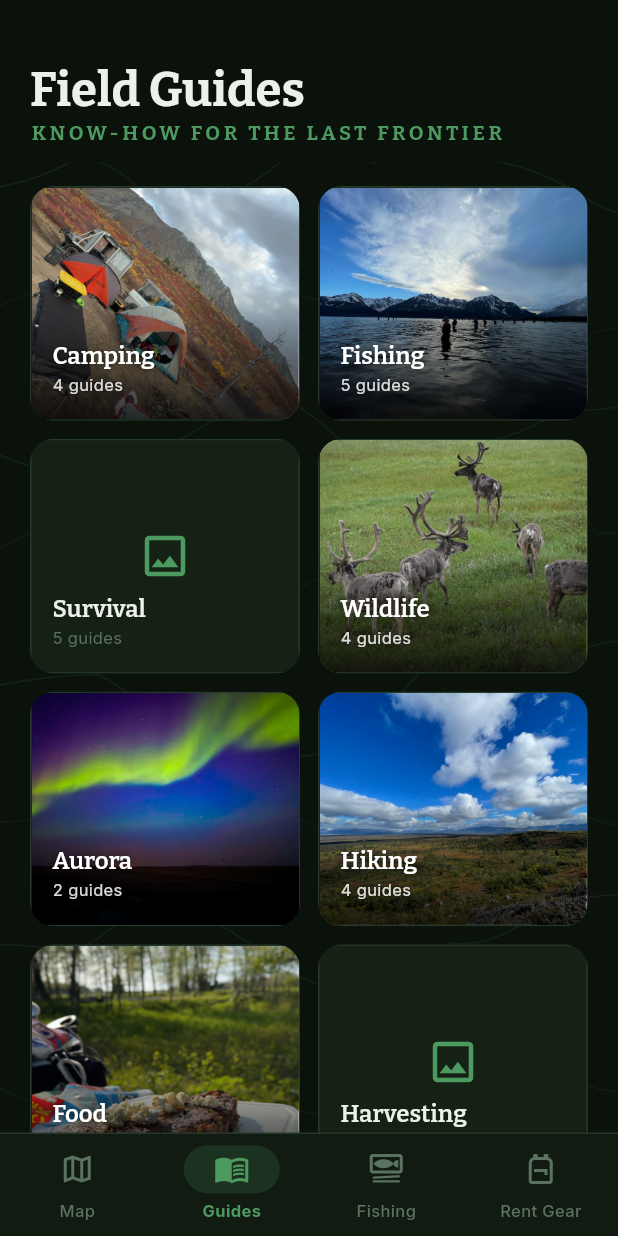
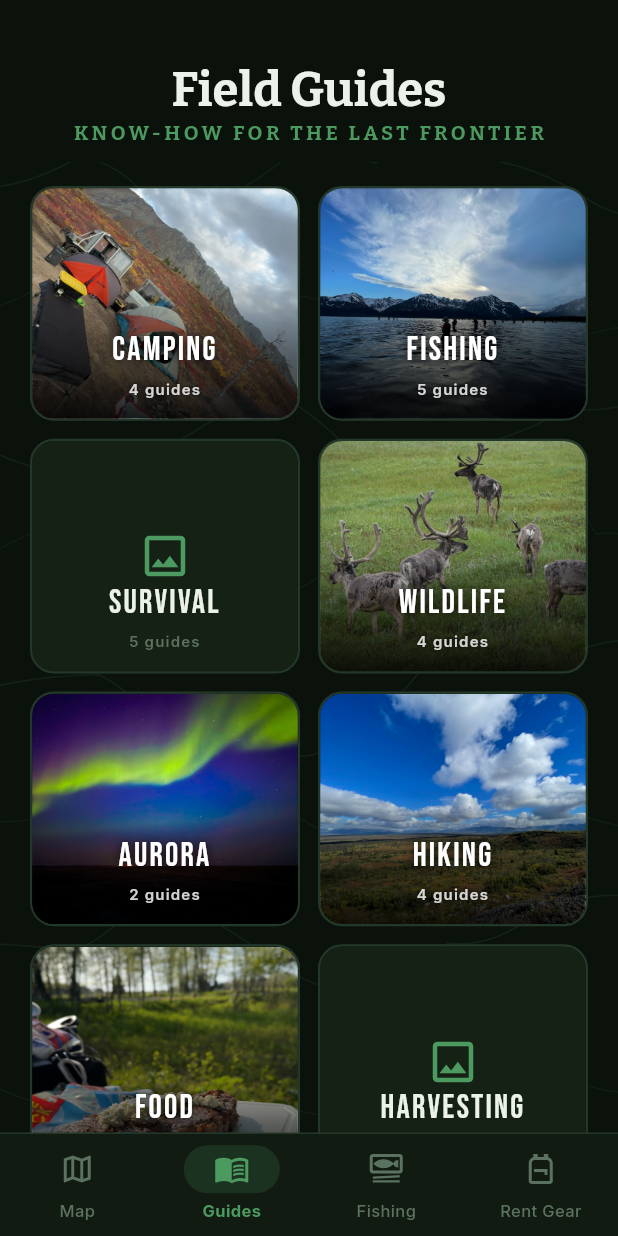
Before and after one commit to sambritch-netizen/AlaskaAtlas, a Flutter app: the screen it shows after launch, item 2 of the bottom bar chosen, on a phone screen of 412 x 824 dp. Run offline on Flutter 3.47's test engine with Material 3 defaults, Android fonts, the phone set to English and light mode, and no system bars; our stand-ins replace flutter_map, flutter_riverpod, geolocator, go_router, google_fonts, latlong2 and 1 more; missing offline and left inert: flutter_map_marker_cluster.

Commit message:
Guides tiles: rugged font, centered text, fixed corner clipping, centered header
- Bebas Neue for tile category names (bold condensed rugged look)
- Text centered at bottom of each tile
- Fix corners: outer Container holds the border, inner ClipRRect clips
  photo to 14.5px radius so photo never bleeds outside the border
- 'Field Guides' title and tagline centered in the app bar

https://claude.ai/code/session_013aUMyCsZgUEsVnTLQASyYT

```diff
--- a/lib/screens/guides/guides_screen.dart
+++ b/lib/screens/guides/guides_screen.dart
@@ -1,5 +1,6 @@
 import 'package:flutter/material.dart';
 import 'package:go_router/go_router.dart';
+import 'package:google_fonts/google_fonts.dart';
 
 import '../../data/guides_data.dart';
 import '../../models/guide.dart';
@@ -23,10 +24,10 @@ class GuidesScreen extends StatelessWidget {
               expandedHeight: 108,
               backgroundColor: AppColors.background,
               flexibleSpace: FlexibleSpaceBar(
-                titlePadding: const EdgeInsets.fromLTRB(20, 0, 20, 12),
+                titlePadding: const EdgeInsets.fromLTRB(0, 0, 0, 12),
                 title: Column(
                   mainAxisAlignment: MainAxisAlignment.end,
-                  crossAxisAlignment: CrossAxisAlignment.start,
+                  crossAxisAlignment: CrossAxisAlignment.center,
                   children: [
                     Text('Field Guides',
                         style: Theme.of(context)
@@ -44,6 +45,7 @@ class GuidesScreen extends StatelessWidget {
                     ),
                   ],
                 ),
+                centerTitle: true,
               ),
             ),
             SliverPadding(
@@ -81,26 +83,29 @@ class _CategoryTile extends StatelessWidget {
 
     final hasImage = category.imagePath != null;
 
-    return ClipRRect(
+    // Outer container provides the visible rounded border; inner ClipRRect
+    // clips the photo flush to the inside edge of that border.
+    return Container(
+      decoration: BoxDecoration(
         borderRadius: BorderRadius.circular(16),
-      child: Container(
-        decoration: BoxDecoration(
-          color: AppColors.card,
-          border: Border.all(color: AppColors.border),
+        border: Border.all(color: AppColors.border, width: 1.5),
       ),
+      child: ClipRRect(
+        borderRadius: BorderRadius.circular(14.5),
         child: Stack(
           fit: StackFit.expand,
           children: [
             if (hasImage)
               Image.asset(category.imagePath!, fit: BoxFit.cover)
             else
-              const Center(
+              Container(
+                color: AppColors.card,
+                child: const Center(
                   child: Icon(Icons.image_outlined,
                       color: AppColors.pine, size: 36),
                 ),
+              ),
             if (hasImage)
-              // Dark gradient at the bottom so text stays legible
-              // on top of the photo.
               const DecoratedBox(
                 decoration: BoxDecoration(
                   gradient: LinearGradient(
@@ -109,9 +114,9 @@ class _CategoryTile extends StatelessWidget {
                     colors: [
                       Colors.transparent,
                       Colors.transparent,
-                      Color(0xCC000000),
+                      Color(0xDD000000),
                     ],
-                    stops: [0.0, 0.45, 1.0],
+                    stops: [0.0, 0.4, 1.0],
                   ),
                 ),
               ),
@@ -121,25 +126,21 @@ class _CategoryTile extends StatelessWidget {
                 onTap: () =>
                     context.go('/guides/category', extra: category.name),
                 child: Padding(
-                  padding: const EdgeInsets.all(14),
+                  padding: const EdgeInsets.fromLTRB(10, 10, 10, 12),
                   child: Column(
-                    crossAxisAlignment: CrossAxisAlignment.start,
+                    crossAxisAlignment: CrossAxisAlignment.center,
                     mainAxisAlignment: MainAxisAlignment.end,
                     children: [
                       Text(
-                        category.name,
-                        style: Theme.of(context)
-                            .textTheme
-                            .titleLarge
-                            ?.copyWith(
-                              color: hasImage
-                                  ? Colors.white
-                                  : AppColors.textPrimary,
+                        category.name.toUpperCase(),
+                        textAlign: TextAlign.center,
+                        style: GoogleFonts.bebasNeue(
+                          fontSize: 22,
+                          letterSpacing: 1.5,
+                          color: hasImage ? Colors.white : AppColors.textPrimary,
                           shadows: hasImage
                               ? const [
-                                      Shadow(
-                                          blurRadius: 6,
-                                          color: Colors.black54),
+                                  Shadow(blurRadius: 8, color: Colors.black87),
                                 ]
                               : null,
                         ),
@@ -147,16 +148,17 @@ class _CategoryTile extends StatelessWidget {
                       const SizedBox(height: 2),
                       Text(
                         '$count guide${count == 1 ? '' : 's'}',
-                        style: TextStyle(
-                          fontSize: 11,
+                        textAlign: TextAlign.center,
+                        style: GoogleFonts.inter(
+                          fontSize: 10,
+                          fontWeight: FontWeight.w600,
+                          letterSpacing: 0.8,
                           color: hasImage
-                              ? Colors.white.withValues(alpha: 0.85)
+                              ? Colors.white.withValues(alpha: 0.82)
                               : AppColors.textMuted,
                           shadows: hasImage
                               ? const [
-                                  Shadow(
-                                      blurRadius: 4,
-                                      color: Colors.black54),
+                                  Shadow(blurRadius: 4, color: Colors.black87),
                                 ]
                               : null,
                         ),
```
Lines whose indentation alone changed are shown as unchanged.
